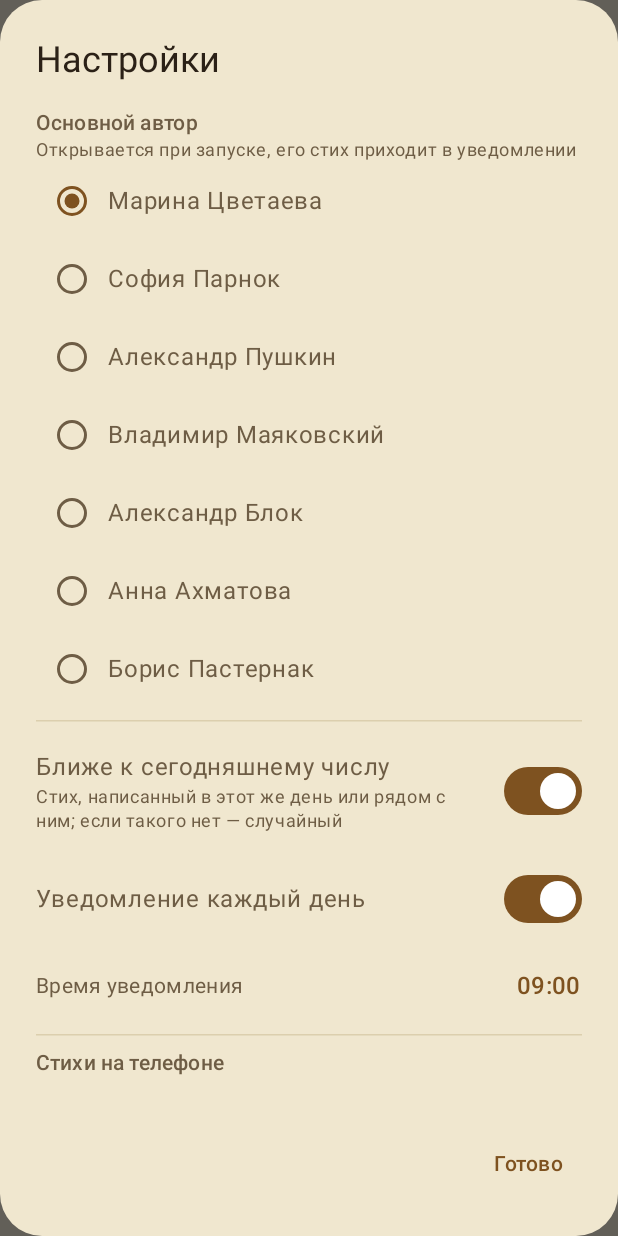
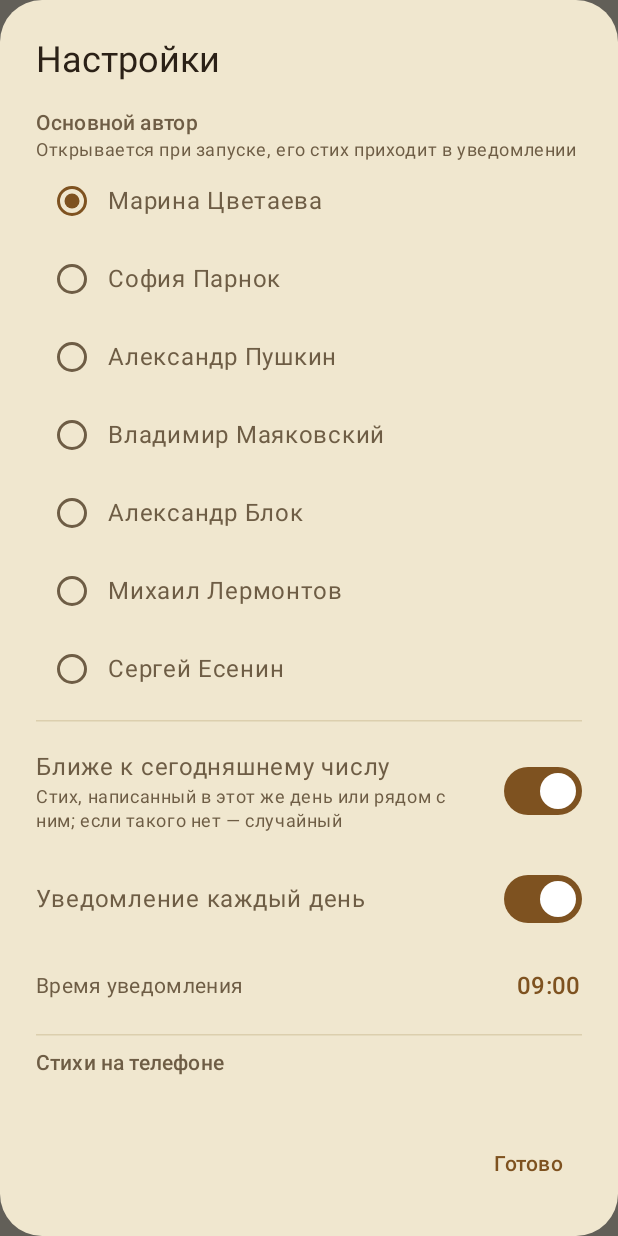
Before and after one commit to Ezus44/TsvetaevaDaily, an Android app built with Jetpack Compose: the screen it shows after launch (MainActivity), after a tap on "Настройки", on a phone screen of 412 x 824 dp. Run offline under Robolectric (Android 15) with nearby library versions, the phone set to English and light mode, and no system bars; pictures from the network do not load; Roboto replaces fonts that are not available here; 3 statements that could not run were skipped.

Commit message:
Лермонтов и Есенин вместо Ахматовой и Пастернака
- Ахматова и Пастернак убраны: права на их наследие ещё действуют
- Лермонтов (морская бирюза и туман, Spectral) и Есенин (берёзовая зелень,
  Vollkorn) — оба давно в общественном достоянии, их стихи встраиваются в APK
- скачанные базы убранных авторов удаляются с телефона

Co-Authored-By: Claude Opus 5.5 <noreply@anthropic.com>
Claude-Session: https://claude.ai/code/session_01K4absVjEL8suCeQD743dzR

```diff
--- a/app/src/main/java/ru/tsvetaeva/daily/MainViewModel.kt
+++ b/app/src/main/java/ru/tsvetaeva/daily/MainViewModel.kt
@@ -11,6 +11,7 @@ import kotlinx.coroutines.flow.update
 import kotlinx.coroutines.launch
 import ru.tsvetaeva.daily.core.Author
 import ru.tsvetaeva.daily.data.PoemRepository
+import ru.tsvetaeva.daily.data.PoemStore
 import ru.tsvetaeva.daily.data.Prefs
 import ru.tsvetaeva.daily.notify.DailyNotifications
 import java.time.LocalDate
@@ -64,6 +65,7 @@ class MainViewModel(app: Application) : AndroidViewModel(app) {
     private val jobs = HashMap<Author, Job>()
 
     init {
+        PoemStore.removeOrphans(app)
         select(prefs.mainAuthor)
     }
 
--- a/app/src/main/java/ru/tsvetaeva/daily/core/Author.kt
+++ b/app/src/main/java/ru/tsvetaeva/daily/core/Author.kt
@@ -81,19 +81,17 @@ enum class Author(
         // «(Блокада…)», «(Блокнот…)» и Любовь Дмитриевна Блок.
         foreign = Regex("""\(Блок[а-яё]|Л\.\s*Д\.\s*Блок|Блок,?\s+Л\.\s*Д\.|Любовь\s+(?:Дмитриевна\s+)?Блок"""),
     ),
-    AKHMATOVA(
-        key = "akhmatova", tag = "Ахматова", fullName = "Анна Ахматова", genitive = "Ахматовой", stem = "Ахматов",
-        years = 1904..1966,
-        seedPages = listOf("Автор:Анна Андреевна Ахматова"),
-        seedCategories = listOf("Категория:Поэзия Анны Андреевны Ахматовой"),
+    LERMONTOV(
+        key = "lermontov", tag = "Лермонтов", fullName = "Михаил Лермонтов", genitive = "Лермонтова",
+        stem = "Лермонтов", years = 1828..1841,
+        seedPages = listOf("Автор:Михаил Юрьевич Лермонтов"),
+        seedCategories = listOf("Категория:Поэзия Михаила Юрьевича Лермонтова"),
     ),
-    PASTERNAK(
-        key = "pasternak", tag = "Пастернак", fullName = "Борис Пастернак", genitive = "Пастернака", stem = "Пастернак",
-        years = 1909..1960,
-        seedPages = listOf("Автор:Борис Леонидович Пастернак"),
-        seedCategories = listOf("Категория:Поэзия Бориса Леонидовича Пастернака"),
-        // Отец поэта, художник Леонид Осипович, и сын-биограф Евгений Борисович.
-        foreign = Regex("""Л\.\s*О\.\s*Пастернак|Пастернак,?\s+Л\.|Леонид\s+(?:Осипович\s+)?Пастернак|Е\.\s*Б\.\s*Пастернак|Евгений\s+Пастернак"""),
+    ESENIN(
+        key = "esenin", tag = "Есенин", fullName = "Сергей Есенин", genitive = "Есенина", stem = "Есенин",
+        years = 1910..1925,
+        seedPages = listOf("Автор:Сергей Александрович Есенин"),
+        seedCategories = listOf("Категория:Поэзия Сергея Александровича Есенина"),
     );
 
     /** Страница принадлежит автору: «Название (Пушкин)», «Цикл (Пушкин)/3», «X (Пушкин, 1826)». */
--- a/app/src/main/java/ru/tsvetaeva/daily/data/PoemRepository.kt
+++ b/app/src/main/java/ru/tsvetaeva/daily/data/PoemRepository.kt
@@ -139,7 +139,6 @@ class PoemRepository private constructor(context: Context, val author: Author) {
         const val REFRESH_INTERVAL_MS = 7L * 24 * 60 * 60 * 1000
         private const val RETRY_PARTIAL_MS = 3L * 60 * 60 * 1000
         private const val MAX_PAGES = 4000
-        // У Пастернака на Викитеке всего 10 стихов (только изданные до 1917 года).
         private const val MIN_POEMS = 5
 
         /** Общий на всех авторов: обходы Викитеки идут по очереди. */
--- a/app/src/main/java/ru/tsvetaeva/daily/data/PoemStore.kt
+++ b/app/src/main/java/ru/tsvetaeva/daily/data/PoemStore.kt
@@ -12,6 +12,16 @@ class PoemStore(context: Context, author: Author) {
     private val file = File(context.filesDir, name)
 
     fun exists(): Boolean = file.exists()
+
+    companion object {
+        /** Удалить скачанные базы авторов, которых больше нет в приложении. */
+        fun removeOrphans(context: Context) {
+            val known = Author.entries.map { "poems_${it.key}.json" }.toSet()
+            context.filesDir.listFiles { f -> f.name.matches(Regex("""poems_\w+\.json(\.tmp)?""")) }
+                ?.filter { it.name.removeSuffix(".tmp") !in known }
+                ?.forEach { it.delete() }
+        }
+    }
 
     fun delete() {
         file.delete()
--- a/app/src/main/java/ru/tsvetaeva/daily/ui/Theme.kt
+++ b/app/src/main/java/ru/tsvetaeva/daily/ui/Theme.kt
@@ -174,29 +174,31 @@ val Author.style: PoetStyle get() = when (this) {
         note = "Символизм: синий плащ, туман белой ночи, «Ночь, улица, фонарь, аптека» — синева днём, " +
             "свет фонаря ночью. Playfair — контрастная антиква с тонкими линиями, заглавия курсивом.",
     )
-    // Акмеизм: ясность и сдержанность. «Белая стая» и рисунки Модильяни 1911 года — графитовая
-    // линия на белом; акцент — зелень портрета Альтмана (1914). Spectral — ясная, сдержанная антиква.
-    Author.AKHMATOVA -> PoetStyle(
-        light = light(0xFF2F5D57, 0xFFDCE8E5, 0xFF123430, 0xFFF5F5F2, 0xFF1C1D1F,
-            0xFFE7E8E5, 0xFF5B5E60, 0xFFD3D5D2, 0xFFECEDEA, 0xFF5B5E60),
-        dark = dark(0xFF8CC2B8, 0xFF0F3A34, 0xFF1F4A44, 0xFFD2EDE8, 0xFF141516, 0xFFECEDEA,
-            0xFF242628, 0xFFACB0B2, 0xFF34373A, 0xFF1C1E20, 0xFFACB0B2),
+    // Романтизм: «Белеет парус одинокий / В тумане моря голубом», Кавказ, «Тучки небесные».
+    // Морская бирюза и туман; ночью — светлая бирюза на тёмном море. Spectral — стройная, сухая
+    // антиква с острыми засечками; заглавия курсивом — романтический порыв при ясности строки.
+    Author.LERMONTOV -> PoetStyle(
+        light = light(0xFF1F5F6B, 0xFFD6E8EB, 0xFF0D3640, 0xFFEEF2F2, 0xFF1A2224,
+            0xFFE1E8E9, 0xFF56636A, 0xFFCCD7D9, 0xFFE7EDEE, 0xFF56636A),
+        dark = dark(0xFF8FC9D3, 0xFF0B3A44, 0xFF1C4A54, 0xFFD3EEF3, 0xFF0F1A1D, 0xFFE4EDEF,
+            0xFF1D2A2E, 0xFFA7B8BD, 0xFF2D3C40, 0xFF162226, 0xFFA7B8BD),
         text = Spectral, textWeight = FontWeight.Normal, textSize = 18.sp, lineHeight = 29.sp,
-        title = Spectral, titleWeight = FontWeight.SemiBold, titleSize = 26.sp,
-        note = "Акмеизм — ясность и сдержанность: графитовая линия на белом, как в «Белой стае» и на рисунках " +
-            "Модильяни, и зелень портрета Альтмана. Spectral — ясная, сдержанная антиква.",
+        title = Spectral, titleWeight = FontWeight.Normal, titleSize = 27.sp, titleItalic = true,
+        note = "Романтизм: «Белеет парус одинокий в тумане моря голубом», Кавказ — морская бирюза и туман. " +
+            "Spectral — стройная, сухая антиква; заглавия курсивом — романтический порыв при ясной строке.",
     )
-    // «Сестра моя — жизнь»: сирень, ливень, сад после дождя — сиреневый на влажной зелени.
-    // Vollkorn — плотная, «земная» антиква с живым рисунком — под его вещественную, густую образность.
-    Author.PASTERNAK -> PoetStyle(
-        light = light(0xFF6E4D99, 0xFFE6DCF2, 0xFF2E1A4A, 0xFFF2F5EF, 0xFF1E241F,
-            0xFFE3E8DF, 0xFF58615A, 0xFFD2D9CE, 0xFFEAEFE6, 0xFF4F7A4A),
-        dark = dark(0xFFC3A8E6, 0xFF36205A, 0xFF45306A, 0xFFEFE4FB, 0xFF121814, 0xFFE8EEE6,
-            0xFF212A23, 0xFFAAB5A7, 0xFF313B33, 0xFF1A211C, 0xFF9CC596),
+    // «Отговорила роща золотая», «Зелёная причёска, девическая грудь, о тонкая берёзка»:
+    // берёзовая зелень на белом, ночью — светлая листва на тёмном поле. Vollkorn — тёплая,
+    // «земная» антиква с живым рисунком — под деревенскую, земляную образность.
+    Author.ESENIN -> PoetStyle(
+        light = light(0xFF3F6B2E, 0xFFDDEBD3, 0xFF1C3A10, 0xFFF4F5EF, 0xFF1E211B,
+            0xFFE4E7DC, 0xFF5B6352, 0xFFD3D8C8, 0xFFECEEE5, 0xFF8A6A1E),
+        dark = dark(0xFFB5D99C, 0xFF20380F, 0xFF33502A, 0xFFDCF0CE, 0xFF121710, 0xFFE8EDE2,
+            0xFF20271C, 0xFFAEB8A5, 0xFF313A2C, 0xFF1A2017, 0xFFD9B26A),
         text = Vollkorn, textWeight = FontWeight.Normal, textSize = 19.sp, lineHeight = 29.sp,
         title = Vollkorn, titleWeight = FontWeight.SemiBold, titleSize = 26.sp,
-        note = "«Сестра моя — жизнь»: сирень и ливень, сад после дождя — сиреневый на влажной зелени. " +
-            "Vollkorn — плотная, «земная» антиква под его вещественную, густую образность.",
+        note = "«Зелёная причёска, девическая грудь, о тонкая берёзка»: берёзовая зелень на белом. " +
+            "Vollkorn — тёплая, «земная» антиква под его деревенскую, земляную образность.",
     )
 }
 
```
Also changed, not shown: 3 other files.
